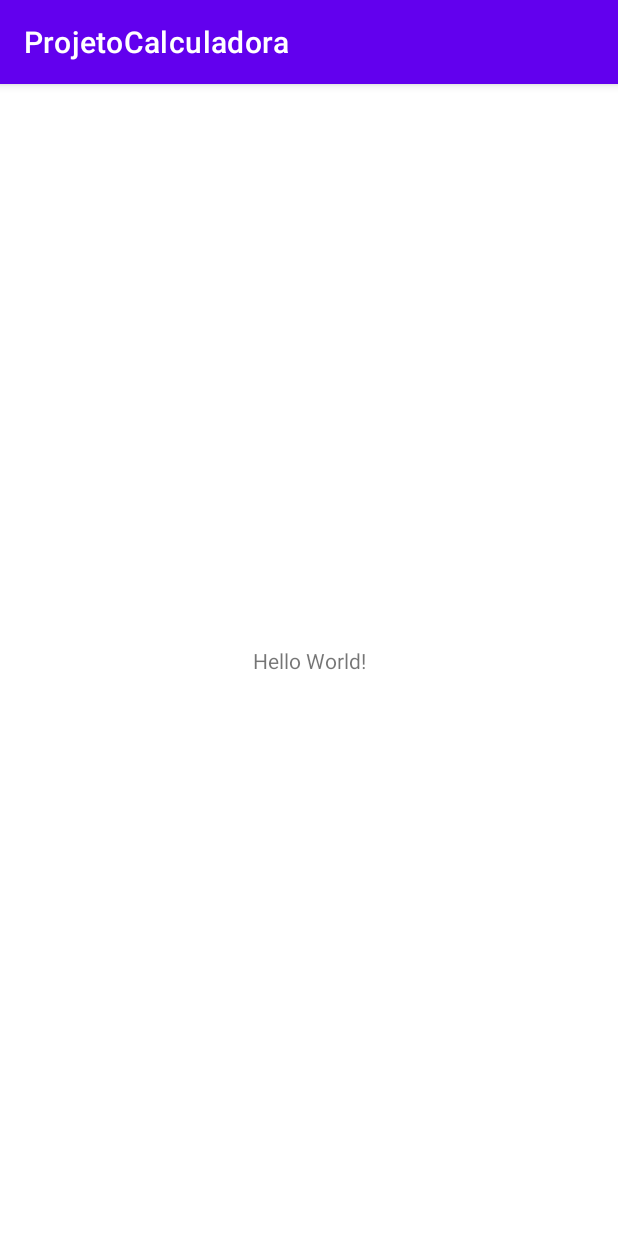
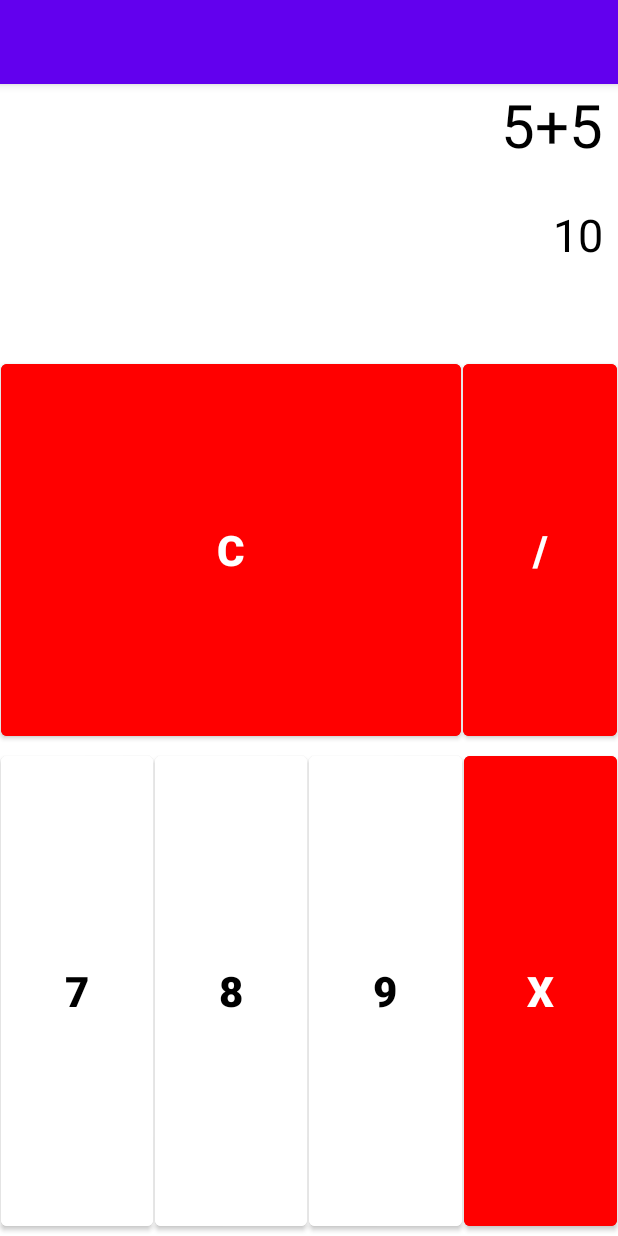
Before and after one commit to tai-martins/ProjetoCalculadora, an Android app: the screen it shows after launch (MainActivity), on a phone screen of 412 x 824 dp. Run offline under Robolectric (Android 15) with nearby library versions, the phone set to English and light mode, and no system bars.

Commit message:
Linha da muiltiplicação

```diff
--- a/app/src/main/res/layout/activity_main.xml
+++ b/app/src/main/res/layout/activity_main.xml
@@ -1,18 +1,80 @@
 <?xml version="1.0" encoding="utf-8"?>
-<androidx.constraintlayout.widget.ConstraintLayout xmlns:android="http://schemas.android.com/apk/res/android"
+<LinearLayout xmlns:android="http://schemas.android.com/apk/res/android"
     xmlns:app="http://schemas.android.com/apk/res-auto"
     xmlns:tools="http://schemas.android.com/tools"
     android:layout_width="match_parent"
     android:layout_height="match_parent"
+    android:orientation="vertical"
+    android:background="@color/white"
     tools:context=".MainActivity">
 
     <TextView
-        android:layout_width="wrap_content"
-        android:layout_height="wrap_content"
-        android:text="Hello World!"
-        app:layout_constraintBottom_toBottomOf="parent"
-        app:layout_constraintEnd_toEndOf="parent"
-        app:layout_constraintStart_toStartOf="parent"
-        app:layout_constraintTop_toTopOf="parent" />
+        android:id="@+id/text_expressao"
+        android:layout_width="match_parent"
+        android:layout_height="80dp"
+        android:text="5+5"
+        android:textColor="@color/black"
+        android:textSize="40sp"
+        android:gravity="end"
+        android:layout_marginEnd="10dp"
+        android:ellipsize="start"
+        android:singleLine="true"/>
 
-</androidx.constraintlayout.widget.ConstraintLayout>
+    <TextView
+        android:id="@+id/text_resultado"
+        android:layout_width="match_parent"
+        android:layout_height="100dp"
+        android:text="10"
+        android:textColor="@color/black"
+        android:textSize="30sp"
+        android:gravity="end"
+        android:layout_marginEnd="10dp"
+        android:ellipsize="end"
+        android:maxLines="1"/>
+
+    <LinearLayout
+        android:layout_width="match_parent"
+        android:layout_height="0dp"
+        android:layout_weight="0.8"
+        android:orientation="horizontal">
+
+        <Button
+            android:id="@+id/bt_limpar"
+            style="@style/Operators_Button"
+            android:layout_weight="3"
+            android:text="C"/>
+
+        <Button
+            android:id="@+id/divisao"
+            style="@style/Operators_Button"
+            android:text="/"/>
+
+    </LinearLayout>
+
+    <LinearLayout
+        android:layout_width="match_parent"
+        android:layout_height="0dp"
+        android:layout_weight="1"
+        android:orientation="horizontal">
+
+        <Button
+            android:id="@+id/numero_sete"
+            style="@style/Number_Button"
+            android:text="7"/>
+        <Button
+            android:id="@+id/numero_oito"
+            style="@style/Number_Button"
+            android:text="8"/>
+        <Button
+            android:id="@+id/numero_nove"
+            style="@style/Number_Button"
+            android:text="9"/>
+
+        <Button
+            android:id="@+id/multiplicacao"
+            style="@style/Operators_Button"
+            android:text="x"/>
+
+    </LinearLayout>
+
+</LinearLayout>
--- a/app/src/main/res/values-night/themes.xml
+++ /dev/null
@@ -1,16 +0,0 @@
-<resources xmlns:tools="http://schemas.android.com/tools">
-    <!-- Base application theme. -->
-    <style name="Theme.ProjetoCalculadora" parent="Theme.MaterialComponents.DayNight.DarkActionBar">
-        <!-- Primary brand color. -->
-        <item name="colorPrimary">@color/purple_200</item>
-        <item name="colorPrimaryVariant">@color/purple_700</item>
-        <item name="colorOnPrimary">@color/black</item>
-        <!-- Secondary brand color. -->
-        <item name="colorSecondary">@color/teal_200</item>
-        <item name="colorSecondaryVariant">@color/teal_200</item>
-        <item name="colorOnSecondary">@color/black</item>
-        <!-- Status bar color. -->
-        <item name="android:statusBarColor" tools:targetApi="l">?attr/colorPrimaryVariant</item>
-        <!-- Customize your theme here. -->
-    </style>
-</resources>
--- a/app/src/main/res/values/strings.xml
+++ /dev/null
@@ -1,3 +0,0 @@
-<resources>
-    <string name="app_name">ProjetoCalculadora</string>
-</resources>
```
Also changed, not shown: app/src/main/res/drawable-v24/ic_launcher_foreground.xml (deleted, +0 -30 lines).
